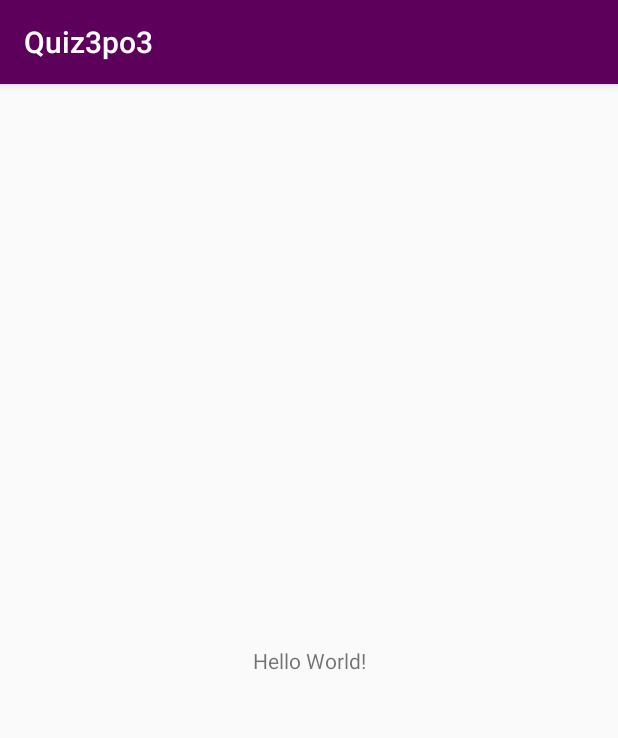
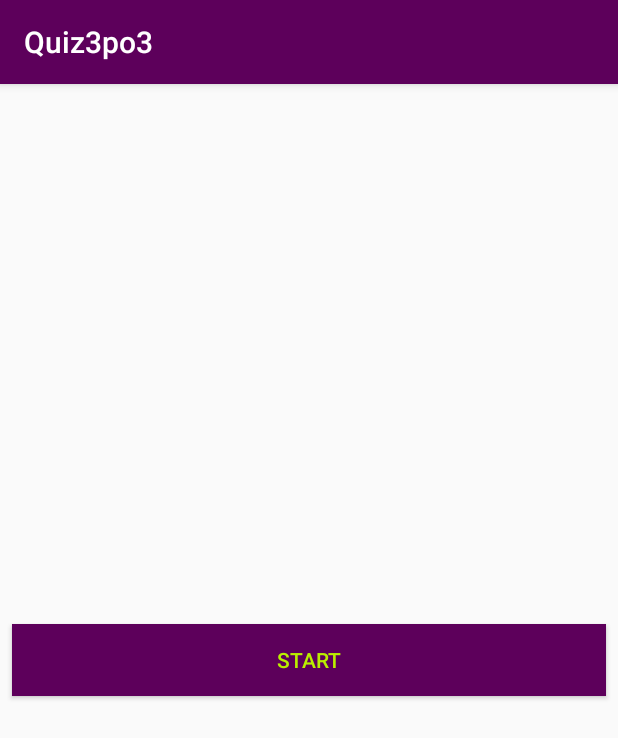
Before and after one commit to aleksandra-majchrzak/quiz3po3, an Android app: the screen it shows after launch (MainActivity), on a phone screen of 412 x 824 dp. Shown: the top 738 px of the screen. Run offline under Robolectric (Android 15) with nearby library versions, the phone set to English and light mode, and no system bars.

Commit message:
Dummy button with Snackbar.

```diff
--- a/app/build.gradle
+++ b/app/build.gradle
@@ -24,9 +24,10 @@ android {
 
 dependencies {
     implementation fileTree(dir: 'libs', include: ['*.jar'])
-    implementation"org.jetbrains.kotlin:kotlin-stdlib-jdk7:$kotlin_version"
+    implementation "org.jetbrains.kotlin:kotlin-stdlib-jdk7:$kotlin_version"
     implementation 'com.android.support:appcompat-v7:27.1.1'
     implementation 'com.android.support.constraint:constraint-layout:1.1.3'
+    implementation 'com.android.support:design:27.1.1'
     testImplementation 'junit:junit:4.12'
     androidTestImplementation 'com.android.support.test:runner:1.0.2'
     androidTestImplementation 'com.android.support.test.espresso:espresso-core:3.0.2'
--- a/app/src/main/java/org/example/quiz3po3/MainActivity.kt
+++ b/app/src/main/java/org/example/quiz3po3/MainActivity.kt
@@ -1,12 +1,18 @@
 package org.example.quiz3po3
 
+import android.os.Bundle
+import android.support.design.widget.Snackbar
 import android.support.v7.app.AppCompatActivity
-import android.os.Bundle
+import kotlinx.android.synthetic.main.activity_main.*
 
 class MainActivity : AppCompatActivity() {
 
     override fun onCreate(savedInstanceState: Bundle?) {
         super.onCreate(savedInstanceState)
         setContentView(R.layout.activity_main)
+
+        startButton.setOnClickListener { _ ->
+            Snackbar.make(mainView, "Button clicked", Snackbar.LENGTH_SHORT).show()
+        }
     }
 }
--- a/app/src/main/res/layout/activity_main.xml
+++ b/app/src/main/res/layout/activity_main.xml
@@ -2,17 +2,25 @@
 <android.support.constraint.ConstraintLayout xmlns:android="http://schemas.android.com/apk/res/android"
     xmlns:app="http://schemas.android.com/apk/res-auto"
     xmlns:tools="http://schemas.android.com/tools"
+    android:id="@+id/mainView"
     android:layout_width="match_parent"
     android:layout_height="match_parent"
     tools:context=".MainActivity">
 
-    <TextView
-        android:layout_width="wrap_content"
+    <android.support.v7.widget.AppCompatButton
+        android:id="@+id/startButton"
+        android:layout_width="match_parent"
         android:layout_height="wrap_content"
-        android:text="Hello World!"
+        android:layout_marginStart="8dp"
+        android:layout_marginTop="8dp"
+        android:layout_marginEnd="8dp"
+        android:layout_marginBottom="8dp"
+        android:background="@color/colorPrimary"
+        android:text="START"
+        android:textColor="@color/colorAccent"
         app:layout_constraintBottom_toBottomOf="parent"
-        app:layout_constraintLeft_toLeftOf="parent"
-        app:layout_constraintRight_toRightOf="parent"
+        app:layout_constraintEnd_toEndOf="parent"
+        app:layout_constraintStart_toStartOf="parent"
         app:layout_constraintTop_toTopOf="parent" />
 
 </android.support.constraint.ConstraintLayout>
```
